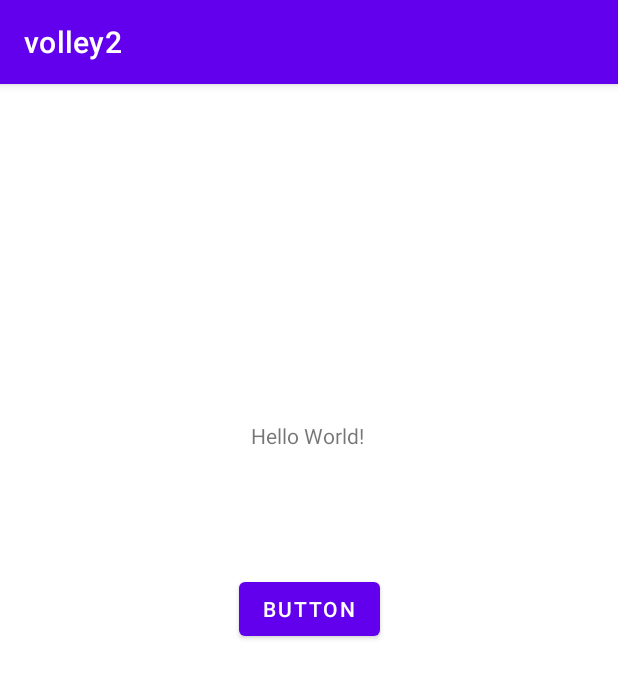
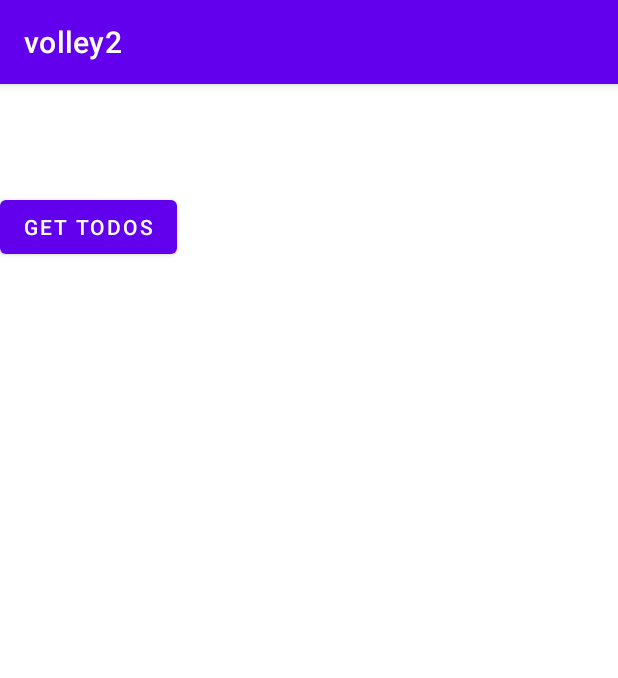
Before and after one commit to szainbzu/volley2, an Android app: the screen it shows after launch (MainActivity), on a phone screen of 412 x 824 dp. Shown: the top 678 px of the screen. Run offline under Robolectric (Android 15) with nearby library versions, the phone set to English and light mode, and no system bars; our stand-ins replace Volley.

Commit message:
version1

```diff
--- a/app/src/main/res/layout/activity_main.xml
+++ b/app/src/main/res/layout/activity_main.xml
@@ -1,33 +1,25 @@
 <?xml version="1.0" encoding="utf-8"?>
-<androidx.constraintlayout.widget.ConstraintLayout xmlns:android="http://schemas.android.com/apk/res/android"
+<androidx.appcompat.widget.LinearLayoutCompat
+    xmlns:android="http://schemas.android.com/apk/res/android"
     xmlns:app="http://schemas.android.com/apk/res-auto"
     xmlns:tools="http://schemas.android.com/tools"
     android:layout_width="match_parent"
     android:layout_height="match_parent"
+    android:orientation="vertical"
     tools:context=".MainActivity">
-
-    <TextView
-        android:id="@+id/textView"
-        android:layout_width="wrap_content"
-        android:layout_height="wrap_content"
-        android:text="Hello World!"
-        app:layout_constraintBottom_toBottomOf="parent"
-        app:layout_constraintHorizontal_bias="0.498"
-        app:layout_constraintLeft_toLeftOf="parent"
-        app:layout_constraintRight_toRightOf="parent"
-        app:layout_constraintTop_toTopOf="parent"
-        app:layout_constraintVertical_bias="0.3" />
 
     <Button
         android:id="@+id/button"
         android:layout_width="wrap_content"
         android:layout_height="wrap_content"
-        android:text="Button"
-        app:layout_constraintBottom_toBottomOf="parent"
-        app:layout_constraintEnd_toEndOf="parent"
-        app:layout_constraintStart_toStartOf="parent"
-        app:layout_constraintTop_toBottomOf="@+id/textView"
+        android:layout_marginTop="71dp"
+        android:layout_marginEnd="135dp"
         android:onClick="btn_OnClick"
-        app:layout_constraintVertical_bias="0.172" />
+        android:text="Get TODOs"
+         />
+    <ListView
+        android:layout_width="match_parent"
+        android:layout_height="match_parent"
+        android:id="@+id/lstTodos"/>
 
-</androidx.constraintlayout.widget.ConstraintLayout>
+</androidx.appcompat.widget.LinearLayoutCompat>
```
Also changed, not shown: app/src/main/java/edu/cs/birzeit/volley2/MainActivity.java (+15 -7 lines).
